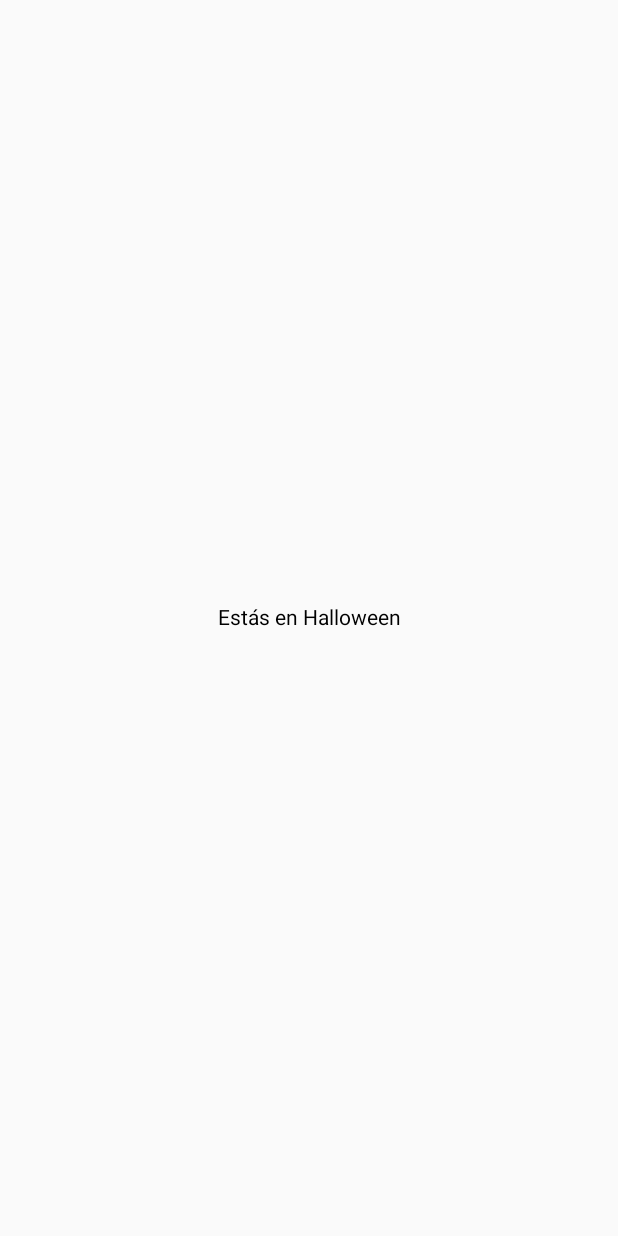
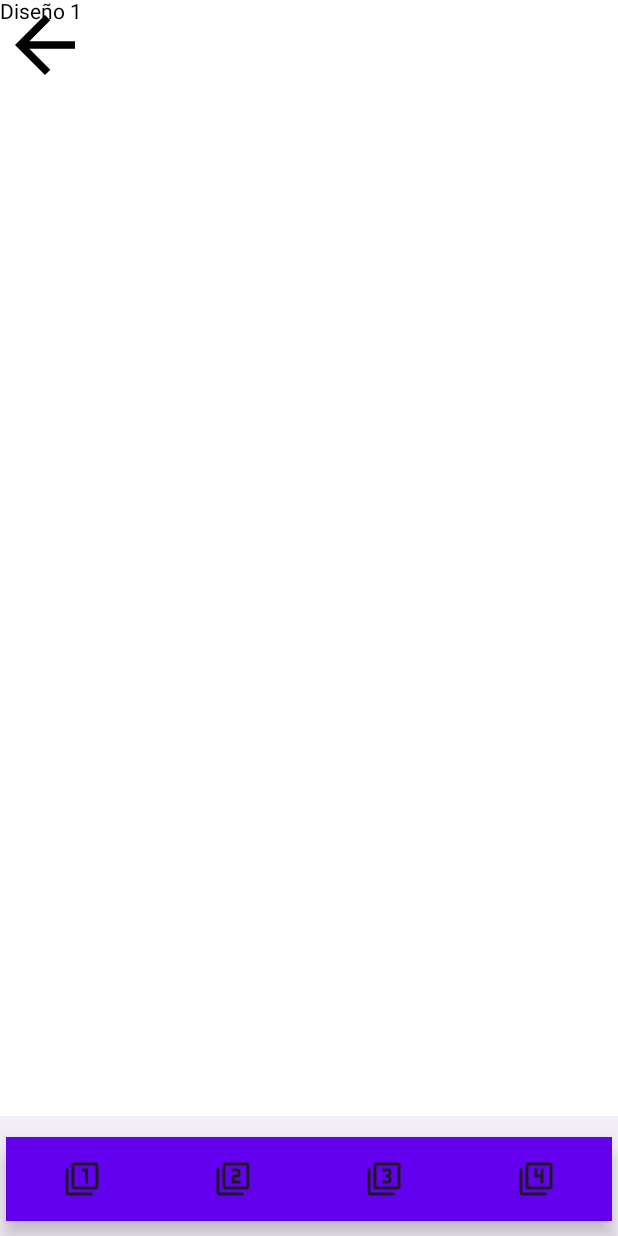
Before and after one commit to Jose-Prince/PPM2023-JAPM, an Android app built with Jetpack Compose: the Halloween screen opened directly, with no data from a screen before it, on a phone screen of 412 x 824 dp. Before the commit the screen is almost empty. Run offline under Robolectric (Android 15) with nearby library versions, the phone set to English and light mode, and no system bars.

Commit message:
Add Halloween Navigation

```diff
--- a/Laboratorio_3/app/src/main/java/com/example/laboratorio_3/screens/Halloween.kt
+++ b/Laboratorio_3/app/src/main/java/com/example/laboratorio_3/screens/Halloween.kt
@@ -1,32 +1,46 @@
 package com.example.laboratorio_3.screens
 
 import android.annotation.SuppressLint
+import android.content.Intent
+import android.graphics.drawable.Icon
 import android.os.Bundle
 import androidx.activity.ComponentActivity
 import androidx.activity.compose.setContent
+import androidx.compose.foundation.background
 import androidx.compose.foundation.layout.Arrangement
+import androidx.compose.foundation.layout.Box
 import androidx.compose.foundation.layout.Column
 import androidx.compose.foundation.layout.fillMaxSize
+import androidx.compose.foundation.layout.size
 import androidx.compose.material.BottomNavigation
 import androidx.compose.material.BottomNavigationItem
+import androidx.compose.material.IconButton
 import androidx.compose.material.Scaffold
 import androidx.compose.material.rememberScaffoldState
 import androidx.compose.material3.BottomAppBar
+import androidx.compose.material3.Button
 import androidx.compose.material3.Icon
-import androidx.compose.material3.Text
 import androidx.compose.runtime.Composable
 import androidx.compose.runtime.getValue
 import androidx.compose.runtime.rememberCoroutineScope
 import androidx.compose.ui.Alignment
 import androidx.compose.ui.Modifier
+import androidx.compose.ui.graphics.Brush
+import androidx.compose.ui.graphics.Color
+import androidx.compose.ui.graphics.vector.ImageVector
+import androidx.compose.ui.platform.LocalContext
 import androidx.compose.ui.res.painterResource
+import androidx.compose.ui.res.vectorResource
 import androidx.compose.ui.tooling.preview.Preview
+import androidx.compose.ui.unit.dp
 import androidx.navigation.NavHostController
 import androidx.navigation.compose.currentBackStackEntryAsState
 import androidx.navigation.compose.rememberNavController
 import com.example.laboratorio_3.Items_menu
 import com.example.laboratorio_3.Items_menu.*
+import com.example.laboratorio_3.MainActivity
 import com.example.laboratorio_3.NavigationHost
+import com.example.laboratorio_3.R
 
 class Halloween : ComponentActivity() {
     override fun onCreate(savedInstanceState: Bundle?) {
@@ -37,7 +51,7 @@ class Halloween : ComponentActivity() {
                 horizontalAlignment = Alignment.CenterHorizontally,
                 modifier = Modifier.fillMaxSize()
             ) {
-                Text(text = "Estás en Halloween")
+                Run()
             }
         }
     }
@@ -94,6 +108,24 @@ fun NavegacionInferior(
 @Preview
 @Composable
 fun MesssageHPreview(showBackground: Boolean = true) {
-    Text(text = "Estas en Halloween")
-    PantallaPrincipal()
+    Run()
 }
+
+@Composable
+fun Run(){
+    val context = LocalContext.current
+    Box(modifier = Modifier.fillMaxSize()) {
+        PantallaPrincipal()
+
+        Box(){
+            IconButton(onClick = {val intent = Intent(context, MainActivity::class.java)
+                context.startActivity(intent)},
+                modifier = Modifier.size(60.dp)) {
+                androidx.compose.material3.Icon(
+                    imageVector = ImageVector.vectorResource(id = R.drawable.baseline_arrow_back_24),
+                    contentDescription = "",
+                    modifier = Modifier.size(60.dp))
+            }
+        }
+    }
+}
--- /dev/null
+++ b/Laboratorio_3/app/src/main/res/drawable/baseline_arrow_back_24.xml
@@ -0,0 +1,5 @@
+<vector android:autoMirrored="true" android:height="24dp"
+    android:tint="#000000" android:viewportHeight="24"
+    android:viewportWidth="24" android:width="24dp" xmlns:android="http://schemas.android.com/apk/res/android">
+    <path android:fillColor="@android:color/white" android:pathData="M20,11H7.83l5.59,-5.59L12,4l-8,8 8,8 1.41,-1.41L7.83,13H20v-2z"/>
+</vector>
```
